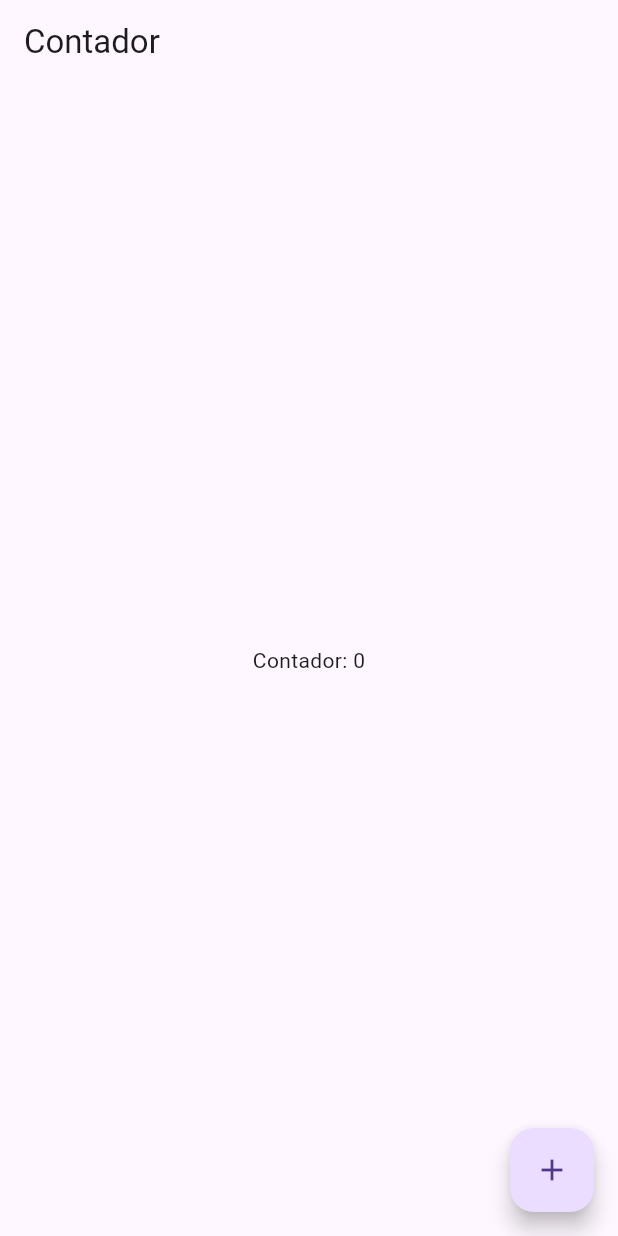
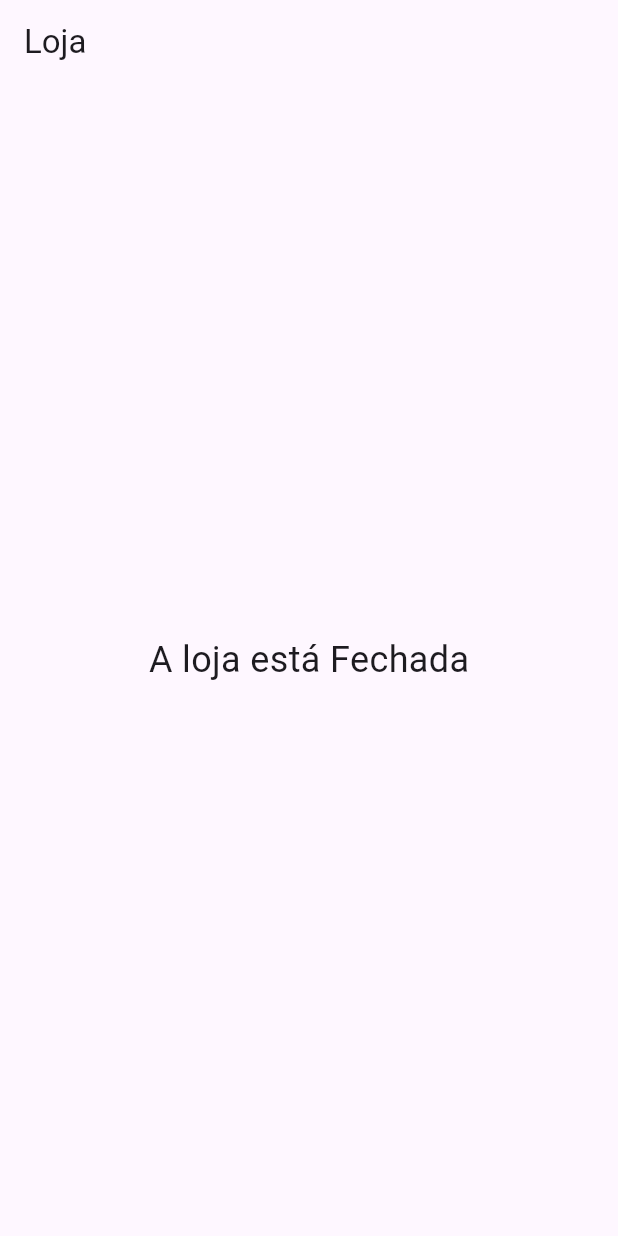
Before and after one commit to BrunoulSn/app_flutter, a Flutter app: the screen it shows after launch, on a phone screen of 412 x 824 dp. Run offline on Flutter 3.47's test engine with Material 3 defaults, Android fonts, the phone set to English and light mode, and no system bars.

Commit message:
Adicionado exemplos, finalizar exercicio loja

```diff
--- /dev/null
+++ b/lib/Exercicio/Loja.dart
@@ -0,0 +1,32 @@
+import 'package:flutter/material.dart';
+
+class Loja extends StatefulWidget {
+@override
+  State<StatefulWidget> createState() => LojaState();
+}
+
+class LojaState extends State<Loja> {
+    String statusLoja = 'Fechada';
+
+  Widget build(BuildContext context) {
+    return MaterialApp(
+      home: Scaffold(
+        appBar: AppBar(title: Text('Loja')),
+        body: Center(
+          child: Text(
+            'A loja está $statusLoja',
+            style: TextStyle(fontSize: 24),
+          ),
+        ),
+      ),
+    );
+  }
+
+  String alterarStatusLoja() {
+    if (statusLoja == 'Fechada') {
+      return 'Aberta';
+    } else {
+      return'Fechada';
+    }
+  }
+}
--- a/lib/main.dart
+++ b/lib/main.dart
@@ -1,5 +1,8 @@
 import 'package:flutter/material.dart';
-import 'package:meu_app/stateful/botao.dart';
+import 'package:meu_app/Exercicio/Loja.dart';
+import 'package:meu_app/stateful/BotaoContador.dart';
+import 'package:meu_app/stateful/DarkMode.dart';
+import 'package:meu_app/stateful/RandomNumber.dart';
 import 'package:meu_app/stateless/Botao.dart';
 import 'package:meu_app/stateless/SemEstado.dart';
 import 'package:meu_app/stateless/User.dart';
@@ -8,9 +11,12 @@ void main() {
  /* runApp(MaterialApp(home: Center(
     child: User(),
   ),));*/
-  runApp(MaterialApp(home: Center(
+  /*runApp(MaterialApp(home: Center(
     child: BotaoCount(),
   ),));
+  runApp(Darkmode());*/
+  //runApp(RandomNumber());
+  runApp(Loja());
 }
 
 
```
Also changed, not shown: lib/Inherited/UserData.dart (added, +31 -0 lines), lib/Inherited/UserInfos.dart (added, +27 -0 lines), lib/stateful/DarkMode.dart (added, +41 -0 lines), lib/stateful/RandomNumber.dart (added, +65 -0 lines), lib/stateful/BotaoContador.dart (renamed from lib/stateful/Botao.dart), lib/stateless.dart (added).
